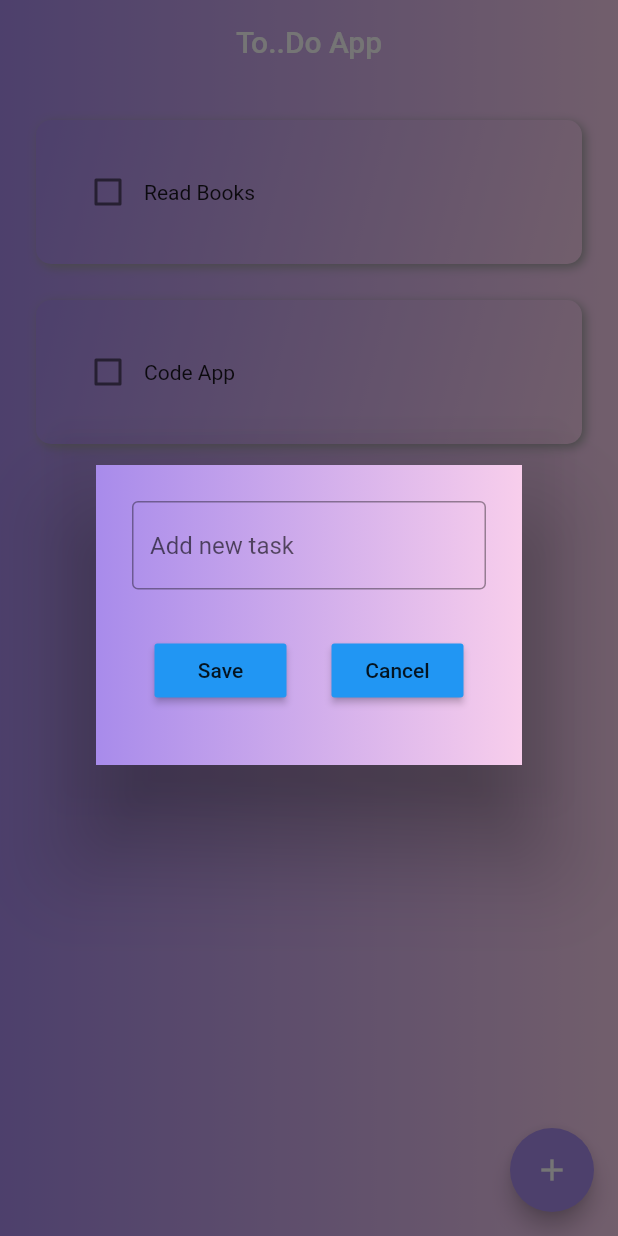
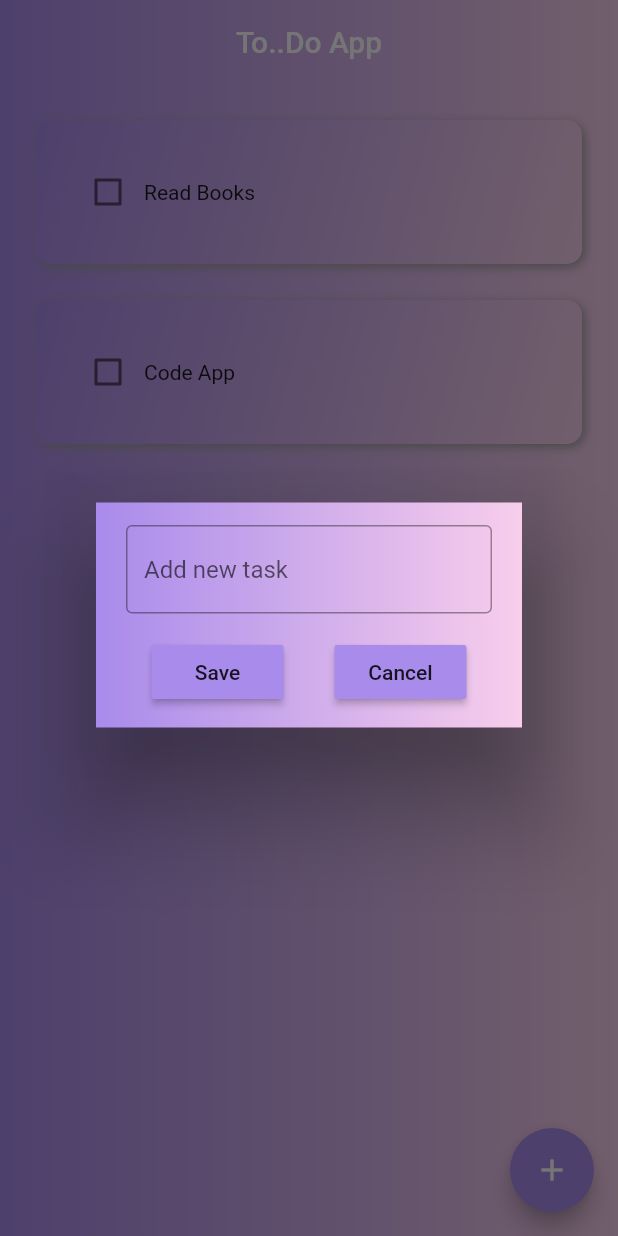
Before and after one commit to PrathamMevada23/todo_flutter, a Flutter app: the screen it shows after launch, after a tap on the "add" icon, on a phone screen of 412 x 824 dp. Run offline on Flutter 3.47's test engine with Material 2 defaults, Android fonts, the phone set to English and light mode, and no system bars; drawn by our look-alikes of flutter_slidable; our stand-ins replace hive_flutter; missing offline and left inert: dart:ffi; accounts and stored records are empty.

Commit message:
UI Changes

```diff
--- a/lib/util/buttons.dart
+++ b/lib/util/buttons.dart
@@ -1,4 +1,5 @@
 import 'package:flutter/material.dart';
+import 'package:todo_flutter/const/colors.dart';
 
 class Buttons extends StatelessWidget {
   final String text;
@@ -15,7 +16,7 @@ class Buttons extends StatelessWidget {
     return MaterialButton(
       onPressed: onPressed,
       child: Text(text),
-      color: Theme.of(context).primaryColor,
+      color: colors.priClr,
     );
   }
 }
--- a/lib/util/dialog_box.dart
+++ b/lib/util/dialog_box.dart
@@ -6,6 +6,7 @@ import 'package:todo_flutter/const/colors.dart';
 
 class DialogBox extends StatelessWidget {
   final controller;
+
   VoidCallback onSave;
   VoidCallback onCancel;
 
@@ -22,15 +23,16 @@ class DialogBox extends StatelessWidget {
       // backgroundColor: Colors.deepPurple[200],
       backgroundColor: Colors.transparent,
       content: Container(
-        height: 200,
-        width: 300,
+        height: 150,
+        width: 450,
         decoration: BoxDecoration(
             gradient: LinearGradient(colors: [
           colors.priClr,
           colors.secnClr,
         ], begin: Alignment.centerLeft, end: Alignment.centerRight)),
         child: Padding(
-          padding: const EdgeInsets.all(24.0),
+          padding:
+              const EdgeInsets.only(left: 20, right: 20, top: 15, bottom: 10),
           child: Column(
             // mainAxisAlignment: MainAxisAlignment.spaceEvenly,
             children: [
@@ -43,7 +45,7 @@ class DialogBox extends StatelessWidget {
                 ),
               ),
 
-              SizedBox(height: 30),
+              SizedBox(height: 15),
 
               //buttons --> save, cancel
               Row(
```
